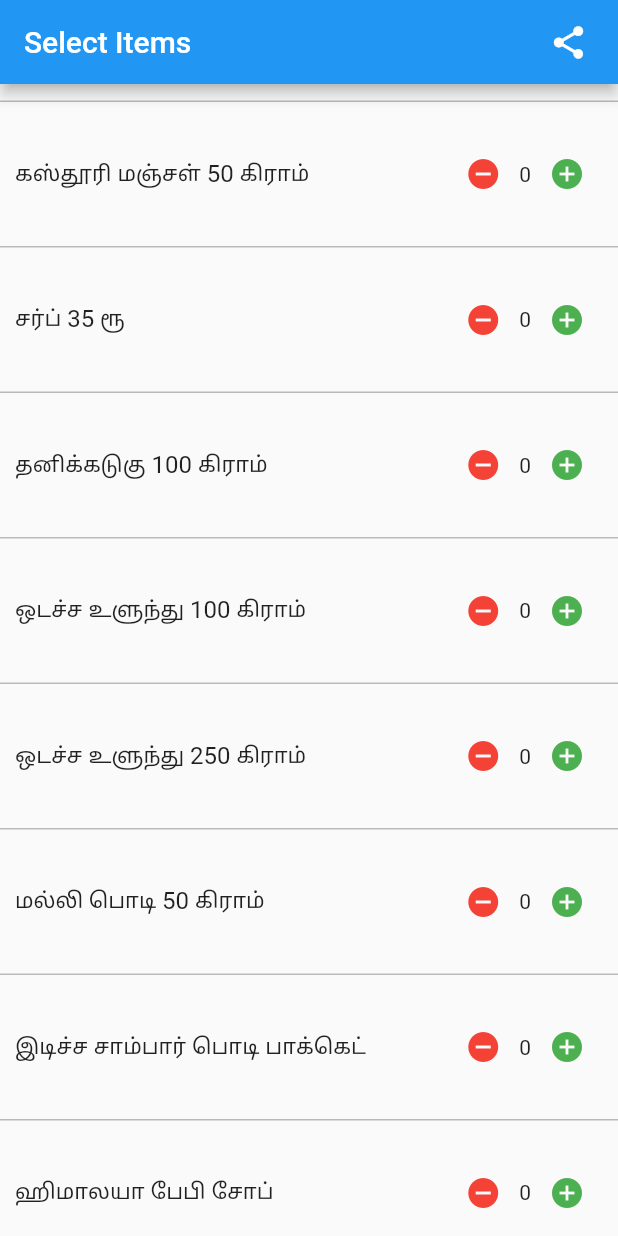
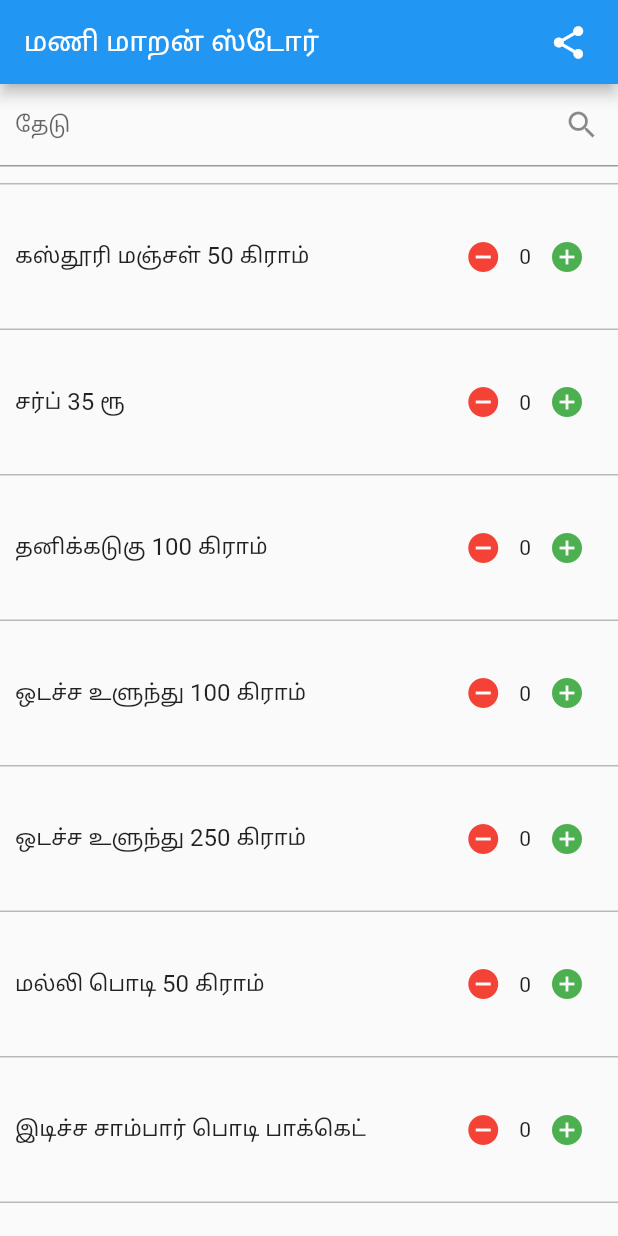
Before and after one commit to antandbuffalo/grocery, a Flutter app: the screen it shows after launch, scrolled down 1152 dp, after a tap on the "share" icon, on a phone screen of 412 x 824 dp. Run offline on Flutter 3.47's test engine with Material 2 defaults, Android fonts, the phone set to English and light mode, and no system bars; our stand-ins replace shared_preferences; missing offline and left inert: flutter_share, whatsapp_share.

Commit message:
added localisation and search

```diff
--- /dev/null
+++ b/l10n.yaml
@@ -0,0 +1,3 @@
+arb-dir: lib/l10n
+template-arb-file: app_en.arb
+output-localization-file: app_localizations.dart
--- a/lib/items/ItemModel.dart
+++ b/lib/items/ItemModel.dart
@@ -2,8 +2,13 @@ class ItemModel {
   String title;
   int count;
   int id;
+  bool visible;
 
-  ItemModel({required this.title, this.count = 0, required this.id});
+  ItemModel(
+      {required this.title,
+      this.count = 0,
+      required this.id,
+      this.visible = true});
 
   factory ItemModel.fromJson(Map<String, dynamic> json) {
     int _count = json["count"] ?? 0;
--- a/lib/items/ItemsVM.dart
+++ b/lib/items/ItemsVM.dart
@@ -7,17 +7,25 @@ import 'package:grocery/Constants.dart';
 import 'package:grocery/Util.dart';
 import 'package:grocery/storage/Storage.dart';
 import 'ItemModel.dart';
+import 'package:whatsapp_share/whatsapp_share.dart';
 
 class ItemsVM extends ChangeNotifier {
   String title = "from view model";
   List<ItemModel> allItems = [];
+
+  void filterItems(String text) {
+    for (int i = 0; i < allItems.length; i++) {
+      allItems[i].visible = allItems[i].title.contains(text);
+    }
+    notifyListeners();
+  }
 
   Future<List<ItemModel>> readJson() async {
     final String response = await rootBundle.loadString('assets/items.ta.json');
     final data = await json.decode(response);
     final jsonItems = data["items"];
     List<ItemModel> items = [];
-    for(int i =0; i < jsonItems.length; i++) {
+    for (int i = 0; i < jsonItems.length; i++) {
       items.add(ItemModel.fromJson(jsonItems[i]));
     }
     return items;
@@ -25,12 +33,13 @@ class ItemsVM extends ChangeNotifier {
 
   void createItems() async {
     allItems = await readJson();
-    List<ItemModel> selectedItems = await Storage.getItems(Constants.prefItemsKey);
+    List<ItemModel> selectedItems =
+        await Storage.getItems(Constants.prefItemsKey);
     Map<int, int> countMap = {};
-    for(int i=0; i< selectedItems.length; i++) {
+    for (int i = 0; i < selectedItems.length; i++) {
       countMap[selectedItems[i].id] = selectedItems[i].count;
     }
-    for(int i =0; i < allItems.length; i++) {
+    for (int i = 0; i < allItems.length; i++) {
       allItems[i].count = countMap[allItems[i].id] ?? 0;
     }
     notifyListeners();
@@ -44,11 +53,13 @@ class ItemsVM extends ChangeNotifier {
   void add(int index) async {
     allItems[index].count += 1;
     notifyListeners();
-    await Storage.setItems(Constants.prefItemsKey, Util.getSelectedItems(allItems));
+    await Storage.setItems(
+        Constants.prefItemsKey, Util.getSelectedItems(allItems));
     print(await Storage.getItems(Constants.prefItemsKey));
   }
+
   void remove(int index) {
-    if(allItems[index].count == 0) {
+    if (allItems[index].count == 0) {
       return;
     }
     allItems[index].count -= 1;
@@ -58,19 +69,23 @@ class ItemsVM extends ChangeNotifier {
 
   void share() async {
     var bodyBuffer = StringBuffer();
-    for(ItemModel item in allItems) {
-      if(item.count > 0) {
-        bodyBuffer.writeln("${item.title} - ${item.count}");
+    var separator = ",";
+    for (ItemModel item in allItems) {
+      if (item.count > 0) {
+        bodyBuffer.writeln("${item.title} - ${item.count}${separator} ");
       }
     }
 
-
-
-    await FlutterShare.share(
-        title: 'Example share',
+    try {
+      await WhatsappShare.share(
         text: bodyBuffer.toString(),
-        linkUrl: 'https://flutter.dev/',
-        chooserTitle: 'Example Chooser Title'
-    );
+        phone: '919443467509',
+      );
+    } catch (e) {
+      await FlutterShare.share(
+        title: 'Grocery Items',
+        text: bodyBuffer.toString(),
+      );
+    }
   }
 }
--- a/lib/items/items_screen.dart
+++ b/lib/items/items_screen.dart
@@ -21,6 +21,9 @@ class _Items extends State<Items> {
   List<Widget> getItemsUI() {
     List<Widget> items = [];
     for (int i = 0; i < viewModel.allItems.length; i++) {
+      if(!viewModel.allItems[i].visible) {
+        continue;
+      }
       items.add(
         ListTile(
           contentPadding: const EdgeInsets.fromLTRB(10, 20, 10, 20),
@@ -61,7 +64,7 @@ class _Items extends State<Items> {
       appBar: AppBar(
         // Here we take the value from the MyHomePage object that was created by
         // the App.build method, and use it to set our appbar title.
-        title: const Text("Select Items"),
+        title: const Text("மணி மாறன் ஸ்டோர்"),
         actions: [
           Padding(
               padding: const EdgeInsets.only(right: 20.0),
@@ -98,6 +101,14 @@ class _Items extends State<Items> {
                 // horizontal).
                 mainAxisAlignment: MainAxisAlignment.center,
                 children: <Widget>[
+                  TextField(
+                    decoration: const InputDecoration(
+                      labelText: 'தேடு',
+                      suffixIcon: Icon(Icons.search),
+                      contentPadding: EdgeInsets.all(10.0)
+                    ),
+                    onChanged: (text) => viewModel.filterItems(text),
+                  ),
                   Expanded(
                     child: SingleChildScrollView(
                       child: Column(
--- /dev/null
+++ b/lib/l10n/app_en.arb
@@ -0,0 +1,6 @@
+{
+  "helloWorld": "Hello World!",
+  "@helloWorld": {
+    "description": "The conventional newborn programmer greeting"
+  }
+}
--- /dev/null
+++ b/lib/l10n/app_ta.arb
@@ -0,0 +1,3 @@
+{
+  "helloWorld": "வணக்கம் உலகமே"
+}
--- a/pubspec.yaml
+++ b/pubspec.yaml
@@ -35,6 +35,7 @@ dependencies:
   intl: any
   shared_preferences: ^2.0.18
   flutter_share: ^2.0.0
+  whatsapp_share: ^1.1.1
 
 
   # The following adds the Cupertino Icons font to your application.
@@ -63,6 +64,7 @@ flutter:
   # included with your application, so that you can use the icons in
   # the material Icons class.
   uses-material-design: true
+  generate: true
 
   # To add assets to your application, add an assets section, like this:
   assets:
```
Also changed, not shown: pubspec.lock.
